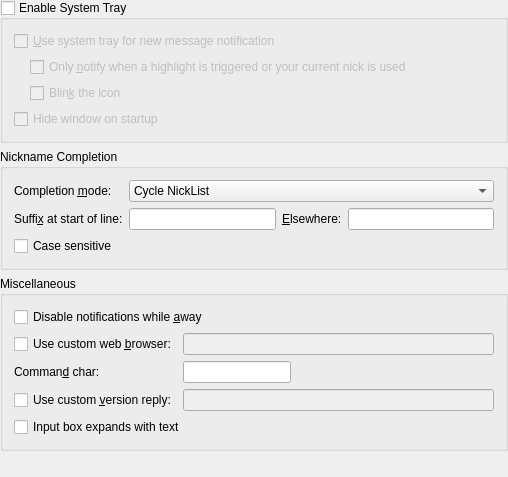
Above: src/config/generalbehavior_config.ui from KDE/konversation before the change. Below: the same form after it.
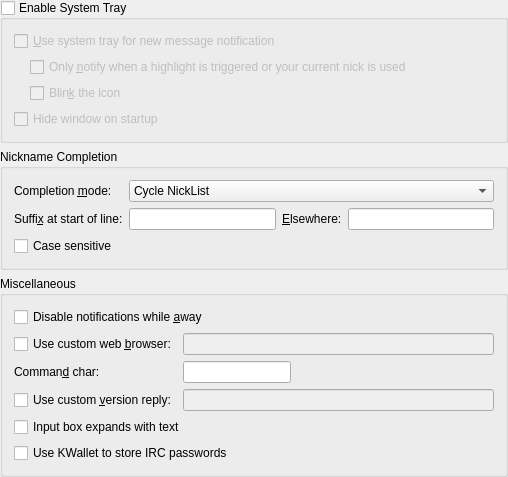
That is the form after the change. Custom widgets are drawn as their Qt base class.

Commit message: Fix text layout problems when run with --reverse CCBUG: 200833

Diff of the .ui file:
```diff
--- a/src/config/generalbehavior_config.ui
+++ b/src/config/generalbehavior_config.ui
@@ -265,6 +265,13 @@
         </property>
        </widget>
       </item>
+      <item row="7" column="0" colspan="2">
+       <widget class="QCheckBox" name="kcfg_UseKWallet">
+        <property name="text">
+         <string>Use KWallet to store IRC passwords</string>
+        </property>
+       </widget>
+      </item>
      </layout>
     </widget>
    </item>
@@ -286,19 +293,19 @@
    </item>
   </layout>
  </widget>
- <layoutdefault spacing="6" margin="11" />
- <layoutfunction spacing="KDialog::spacingHint" margin="KDialog::marginHint" />
+ <layoutdefault spacing="6" margin="11"/>
+ <layoutfunction spacing="KDialog::spacingHint" margin="KDialog::marginHint"/>
  <customwidgets>
-  <customwidget>
-   <class>KComboBox</class>
-   <extends>QComboBox</extends>
-   <header>kcombobox.h</header>
-  </customwidget>
   <customwidget>
    <class>KLineEdit</class>
    <extends>QLineEdit</extends>
    <header>klineedit.h</header>
   </customwidget>
+  <customwidget>
+   <class>KComboBox</class>
+   <extends>QComboBox</extends>
+   <header>kcombobox.h</header>
+  </customwidget>
  </customwidgets>
  <tabstops>
   <tabstop>kcfg_ShowTrayIcon</tabstop>
```
Left out of the diff: 217 changed lines with no effect on the pictures. The commit also changes 2 other files.
